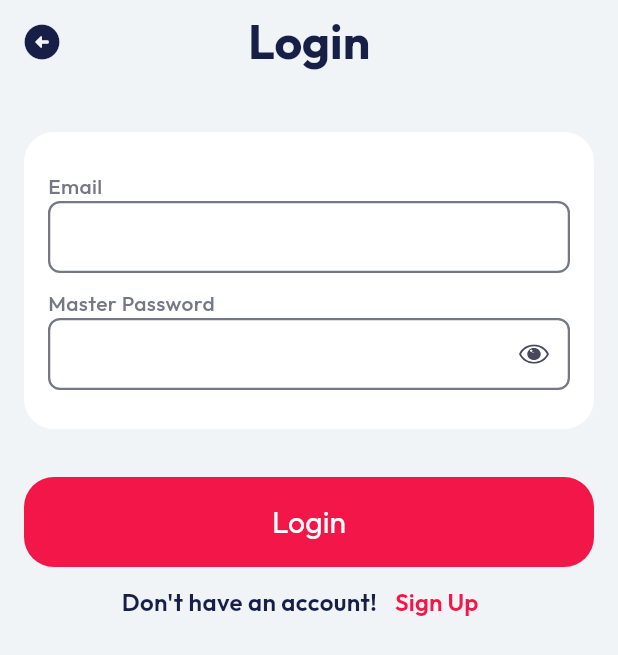
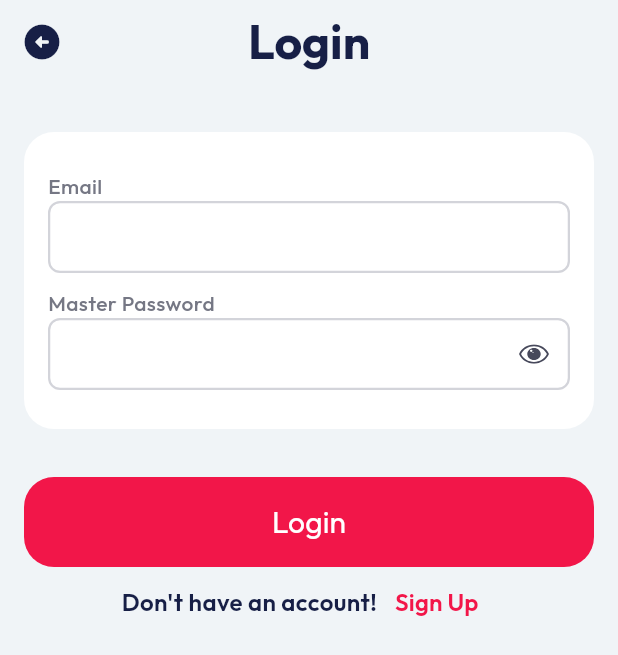
Before and after one commit to alvarule/vaultify, a Flutter app: the AuthPage screen opened directly, on a phone screen of 412 x 824 dp. Shown: the top 655 px of the screen. Run offline on Flutter 3.47's test engine with Material 3 defaults, Android fonts, the phone set to English and light mode, and no system bars; our stand-ins replace cloud_firestore, firebase_auth, firebase_core, firebase_storage, flutter_riverpod, flutter_slidable and 6 more; missing offline and left inert: encrypt; accounts and stored records are empty.

Commit message:
dark mode implemented

```diff
--- a/lib/main.dart
+++ b/lib/main.dart
@@ -55,6 +55,7 @@ final ThemeData lightTheme = ThemeData(
   primaryColorDark: const Color.fromARGB(255, 154, 22, 52),
   highlightColor: const Color.fromARGB(255, 23, 31, 70),
   hintColor: const Color.fromARGB(255, 117, 119, 132),
+  unselectedWidgetColor: Color.fromARGB(255, 211, 212, 218),
   scaffoldBackgroundColor: const Color.fromARGB(255, 240, 244, 247),
   cardColor: const Color.fromARGB(255, 255, 255, 255),
   focusColor: Colors.white,
@@ -72,6 +73,7 @@ final ThemeData darkTheme = ThemeData(
   primaryColorDark: const Color.fromARGB(255, 154, 22, 52),
   highlightColor: const Color.fromARGB(255, 224, 229, 255),
   hintColor: const Color.fromARGB(255, 170, 173, 193),
+  unselectedWidgetColor: Color.fromARGB(255, 143, 143, 144),
   scaffoldBackgroundColor: const Color.fromARGB(255, 0, 0, 0),
   cardColor: const Color.fromARGB(255, 34, 37, 49),
   focusColor: Colors.white,
--- a/lib/widgets/input_box.dart
+++ b/lib/widgets/input_box.dart
@@ -7,7 +7,7 @@ class InputBox extends StatelessWidget {
   InputBox({
     super.key,
     this.text = "",
-    this.enabled,
+    required this.enabled,
     this.initialValue = "",
     this.enableSuggestions = false,
     this.textAlign = TextAlign.left,
@@ -29,7 +29,7 @@ class InputBox extends StatelessWidget {
   // Custom settings to set to TextFormField making it more generic
   final String text;
   final TextAlign textAlign;
-  final bool? enabled;
+  final bool enabled;
   final String initialValue;
   final bool enableSuggestions;
   final TextInputType keyboardType;
@@ -63,7 +63,7 @@ class InputBox extends StatelessWidget {
       style: GoogleFonts.outfit(
         fontSize: 16,
         fontWeight: FontWeight.w600,
-        color: Theme.of(context).highlightColor,
+        color: enabled ? Theme.of(context).highlightColor : Theme.of(context).hintColor,
       ),
       decoration: InputDecoration(
         counterText: counterText,
@@ -79,7 +79,7 @@ class InputBox extends StatelessWidget {
         ),
         enabledBorder: OutlineInputBorder(
           borderSide: BorderSide(
-            color: Theme.of(context).hintColor,
+            color: Theme.of(context).unselectedWidgetColor,
             width: 1.5,
           ),
           borderRadius: const BorderRadius.all(Radius.circular(8)),
--- a/lib/widgets/vault.dart
+++ b/lib/widgets/vault.dart
@@ -54,6 +54,10 @@ class _VaultState extends ConsumerState<Vault> {
 
   @override
   Widget build(BuildContext context) {
+    // Retrieve the current brightness of the system.
+    final Brightness currentBrightness = MediaQuery.of(context).platformBrightness;
+    final bool isLightMode = currentBrightness == Brightness.light;
+
     return GestureDetector(
       // open ViewVault page of current vault in edit mode
       onTap: () async {
@@ -244,7 +248,7 @@ class _VaultState extends ConsumerState<Vault> {
                           ref.read(
                               currentUserProvider)[CurrentUser.masterPass]!);
                     },
-                    icon: SvgPicture.asset(ThemeMode.system == ThemeMode.light ? icoCopyLight: icoCopyDark),
+                    icon: SvgPicture.asset(isLightMode ? icoCopyLight: icoCopyDark),
                   ),
               ],
             ),
```
Also changed, not shown: lib/pages/splash.dart (+5 -3 lines), lib/pages/view_vault.dart (+28 -11 lines).
